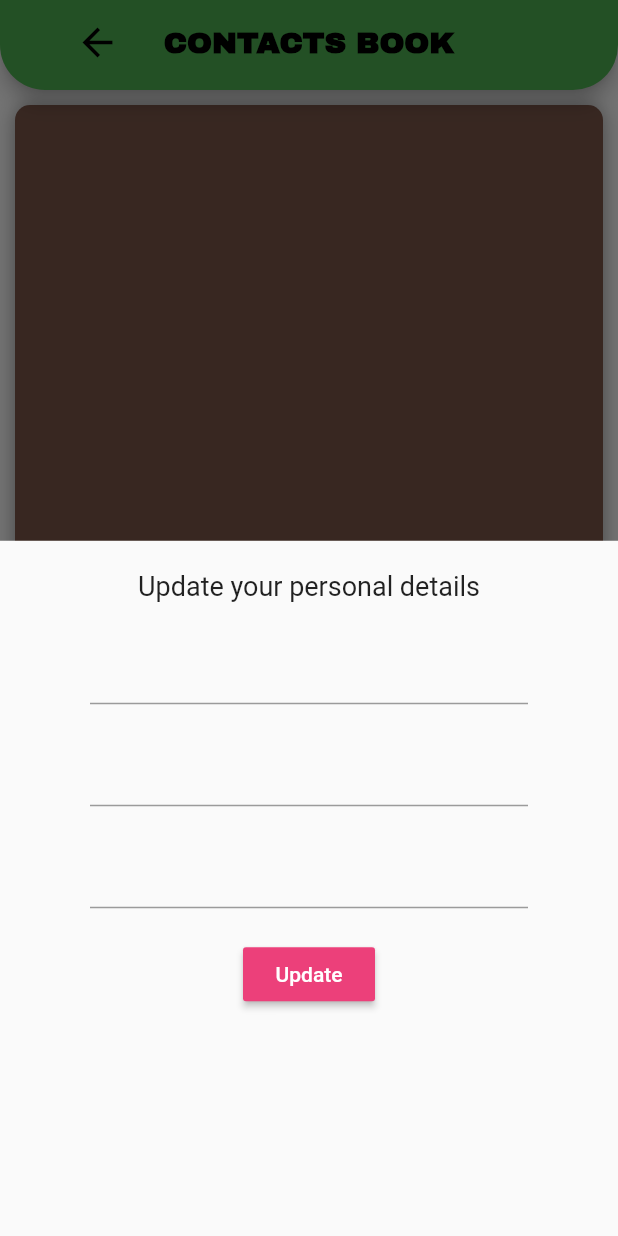
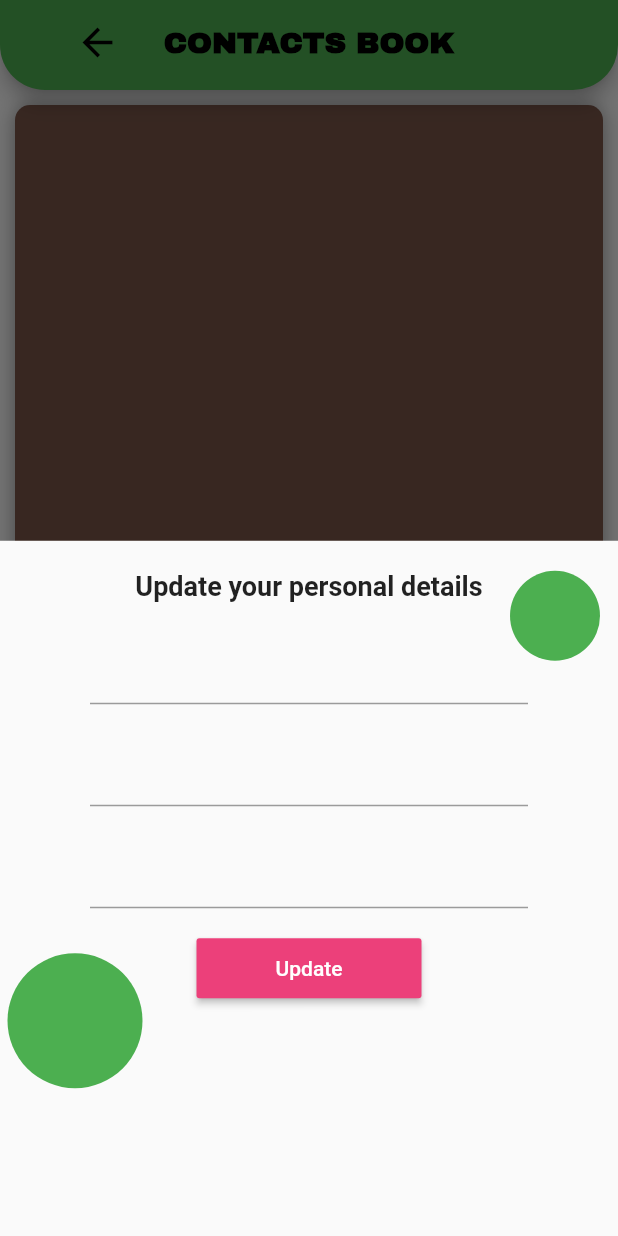
Before and after one commit to KaylaBailey8154/BloomApp, a Flutter app: the ViewAllSuppliers screen opened directly, after a tap on the "account circle" icon, on a phone screen of 412 x 824 dp. Run offline on Flutter 3.47's test engine with Material 2 defaults, Android fonts, the phone set to English and light mode, and no system bars; our stand-ins replace cloud_firestore, firebase_auth, transparent_image; accounts and stored records are empty.

Commit message:
updated Update Supplier Details UI

```diff
--- a/lib/main.dart
+++ b/lib/main.dart
@@ -27,8 +27,8 @@ class MyApp extends StatelessWidget {
         //home: AddStock(), //this will show the Add Stock screen
         //home: SignIn(), //this would show the sign in screen
         //home: Register(), //this would show the register screen
-         home: ViewAllSuppliers(),  //shows all the suppliers (basic 'contact book')
-         //home: Wrapper(), //this is the wrapper that defines whether a user is authorised or not and sends them either to the landing page or the sign in screen
+         //home: ViewAllSuppliers(),  //shows all the suppliers (basic 'contact book')
+         home: Wrapper(), //this is the wrapper that defines whether a user is authorised or not and sends them either to the landing page or the sign in screen
        // home: Home(),
       ),
     );
--- a/lib/screens/stock/add_stock.dart
+++ b/lib/screens/stock/add_stock.dart
@@ -132,7 +132,6 @@ class _AddStockState extends State<AddStock>{
                 width: 200,
                   child: RaisedButton(
                     onPressed: (){
-
                     },
                     color: Colors.red[200],
                       child: Text('Save',
--- a/lib/shared/update_supplierdetails.dart
+++ b/lib/shared/update_supplierdetails.dart
@@ -29,14 +29,18 @@ class _SupplierDetailsFormState extends State<SupplierDetailsForm> {
         builder: (context, snapshot) {
           if(snapshot.hasData){
             UserData userData = snapshot.data;
-            return Form(
+            return CustomPaint(
+              painter: ShapesPainter(),
+              child: Form(
                 key: _formKey,
                 child: Column(
                   children: <Widget>[
                     Text(
                       'Update your personal details',
                       style: TextStyle(
-                        fontSize: 18 ),
+                          fontSize: 18,
+                        fontWeight: FontWeight.bold,
+                      ),
                     ),
                     SizedBox(height: 20),
                     TextFormField(
@@ -60,7 +64,10 @@ class _SupplierDetailsFormState extends State<SupplierDetailsForm> {
                       onChanged: (val) => setState(() => _currentPhoneNumber = val),
                     ),
                     SizedBox(height: 20,),
-                  RaisedButton(
+                    SizedBox(
+                      height: 40,
+                      width: 150,
+                      child: RaisedButton(
                         color: Colors.pink[400],
                         child: Text(
                           'Update',
@@ -78,8 +85,10 @@ class _SupplierDetailsFormState extends State<SupplierDetailsForm> {
                             Navigator.pop(context);
                           }
                         },
+                      ),
                     )
                   ],
+                ),
               ),
             );
 
@@ -92,3 +101,29 @@ class _SupplierDetailsFormState extends State<SupplierDetailsForm> {
     );
   }
 }
+
+class ShapesPainter extends CustomPainter {
+  @override
+  void paint(Canvas canvas, Size size) {
+    final paint = Paint();
+
+    // set the paint color to be white
+    paint.color = Colors.green;
+    paint.strokeWidth = 10;
+    paint.style = PaintingStyle.fill;
+
+    // Create a rectangle with size and width same as the canvas
+    canvas.drawCircle(Offset(310, 30), 30, paint);
+
+    paint.color = Colors.green;
+    paint.strokeWidth = 10;
+    paint.style = PaintingStyle.fill;
+
+    // Create a rectangle with size and width same as the canvas
+    canvas.drawCircle(Offset(-10, 300), 45, paint);
+
+
+  }
+  @override
+  bool shouldRepaint(CustomPainter oldDelegate) => false;
+}
```
Lines whose indentation alone changed are shown as unchanged.
